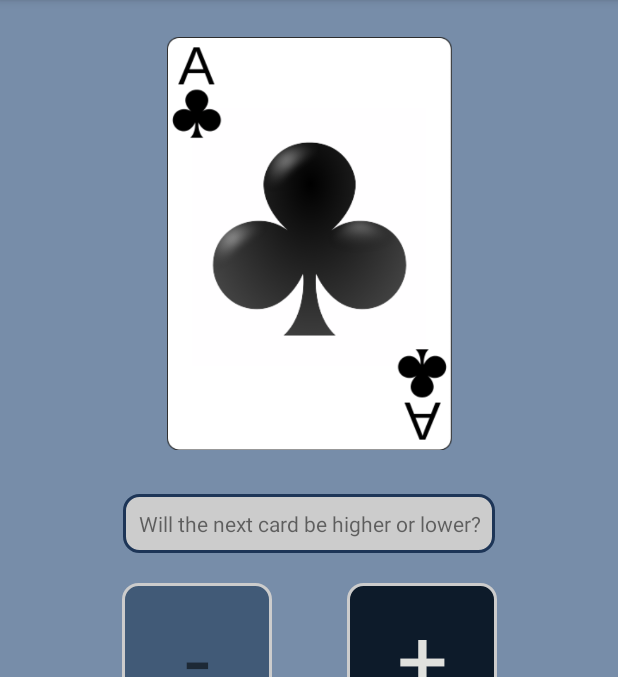
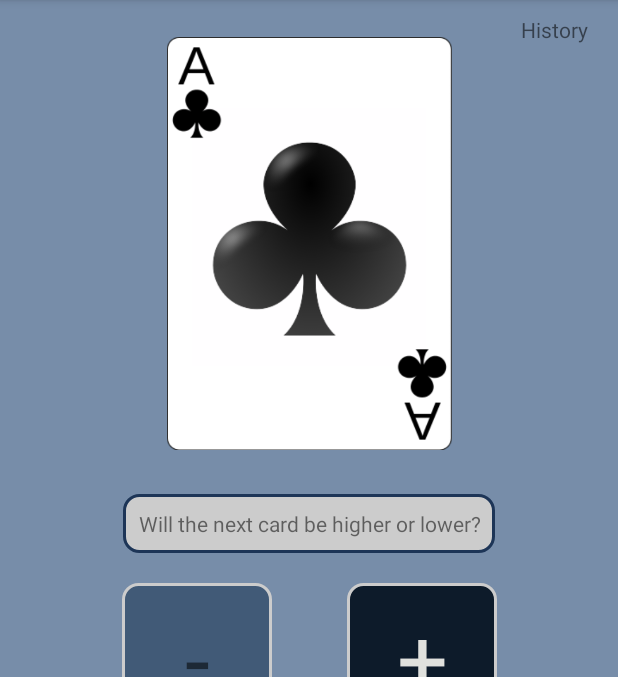
Before and after one commit to braindome/CardGuess, an Android app: the screen it shows after launch (GameActivity), after a tap on "START", on a phone screen of 412 x 824 dp, the part 84-761 px from its top. Run offline under Robolectric (Android 15) with nearby library versions, the phone set to English and light mode, and no system bars.

Commit message:
Added history functionality, showing a list of all the previously drawn cards.

```diff
--- a/app/src/main/java/com/example/cardguess/CardDeck.kt
+++ b/app/src/main/java/com/example/cardguess/CardDeck.kt
@@ -2,9 +2,10 @@ package com.example.cardguess
 
 import kotlin.random.Random
 
-class CardDeck {
+object CardDeck {
 
     val deck = mutableListOf<Card>()
+    var pastCards = mutableListOf<Card>()
 
     init {
         //Initializes and shuffles the deck.
@@ -81,5 +82,9 @@ class CardDeck {
         return randomCard()
     }
 
+    fun addToHistory(card : Card) {
+        pastCards.add(card)
+    }
+
 
 }
--- a/app/src/main/java/com/example/cardguess/GameActivity.kt
+++ b/app/src/main/java/com/example/cardguess/GameActivity.kt
@@ -17,6 +17,7 @@ class GameActivity : AppCompatActivity() {
     lateinit var quit : TextView
     lateinit var cardPicture : ImageView
     lateinit var scoreText : String
+    lateinit var historyButton : TextView
 
 
     override fun onCreate(savedInstanceState: Bundle?) {
@@ -30,6 +31,7 @@ class GameActivity : AppCompatActivity() {
         quit = findViewById(R.id.quitButtonView)
         cardPicture = findViewById(R.id.randomCardImgView)
         score = findViewById(R.id.streakTextView)
+        historyButton = findViewById(R.id.historyView)
         scoreText = getString(R.string.current_score)
 
         play()
@@ -42,7 +44,7 @@ class GameActivity : AppCompatActivity() {
     fun play() {
 
         //Initializes deck and score variables, picks two random cards to use as start and following.
-        val deck = CardDeck()
+        val deck = CardDeck
         var currentScore = 0
         var startingCard = deck.drawCard()
         var nextCard = deck.drawCard()
@@ -62,6 +64,7 @@ class GameActivity : AppCompatActivity() {
                 score.text = "$scoreText $currentScore"
             }
 
+            CardDeck.pastCards.add(startingCard)
             startingCard = nextCard
             nextCard = deck.drawCard()
             Log.d("!!!", "nextCard value: ${nextCard.value}")
@@ -80,6 +83,7 @@ class GameActivity : AppCompatActivity() {
                 score.text = "$scoreText $currentScore"
             }
 
+            CardDeck.pastCards.add(startingCard)
             startingCard = nextCard
             nextCard = deck.drawCard()
             Log.d("!!!", "nextCard value: ${nextCard.value}")
@@ -92,6 +96,11 @@ class GameActivity : AppCompatActivity() {
             startActivity(intent)
         }
 
+        historyButton.setOnClickListener {
+            val intent = Intent(this, HistoryActivity::class.java)
+            startActivity(intent)
+        }
+
     }
 
 }
--- a/app/src/main/res/layout/activity_game.xml
+++ b/app/src/main/res/layout/activity_game.xml
@@ -98,4 +98,14 @@
         app:layout_constraintStart_toStartOf="parent"
         app:layout_constraintTop_toBottomOf="@+id/gameTextView" />
 
+    <TextView
+        android:id="@+id/historyView"
+        android:layout_width="wrap_content"
+        android:layout_height="wrap_content"
+        android:layout_marginTop="10dp"
+        android:layout_marginEnd="20dp"
+        android:text="@string/history_button"
+        app:layout_constraintEnd_toEndOf="parent"
+        app:layout_constraintTop_toTopOf="parent" />
+
 </androidx.constraintlayout.widget.ConstraintLayout>
--- a/app/src/main/res/values/strings.xml
+++ b/app/src/main/res/values/strings.xml
@@ -7,4 +7,6 @@ Click the button to start playing.</string>
     <string name="final_score">FINAL SCORE:</string>
     <string name="play_again"><p>PLAY</p> AGAIN?</string>
     <string name="current_score">SCORE: </string>
+    <string name="history_button">History</string>
+    <string name="back_button">BACK</string>
 </resources>
```
Also changed, not shown: app/src/main/AndroidManifest.xml (+7 -0 lines), app/src/main/java/com/example/cardguess/DrawHistoryAdapter.kt (added, +41 -0 lines), app/src/main/java/com/example/cardguess/HistoryActivity.kt (added, +36 -0 lines), app/src/main/res/layout/activity_history.xml (added, +39 -0 lines), app/src/main/res/layout/item_layout.xml (added, +30 -0 lines).
